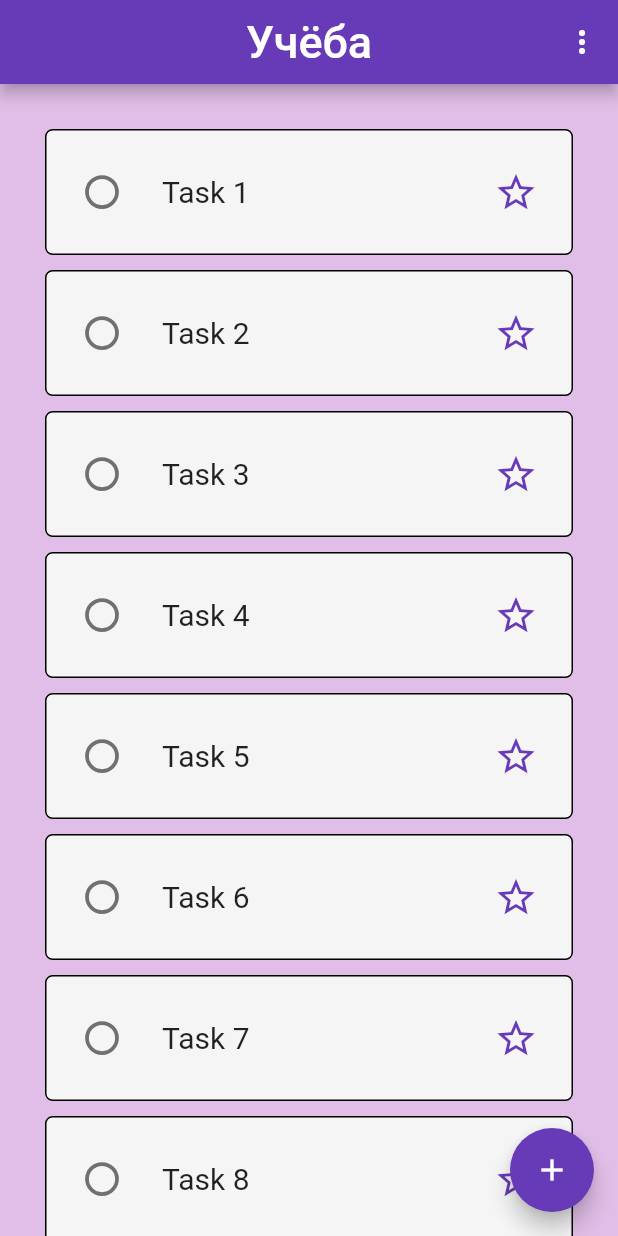
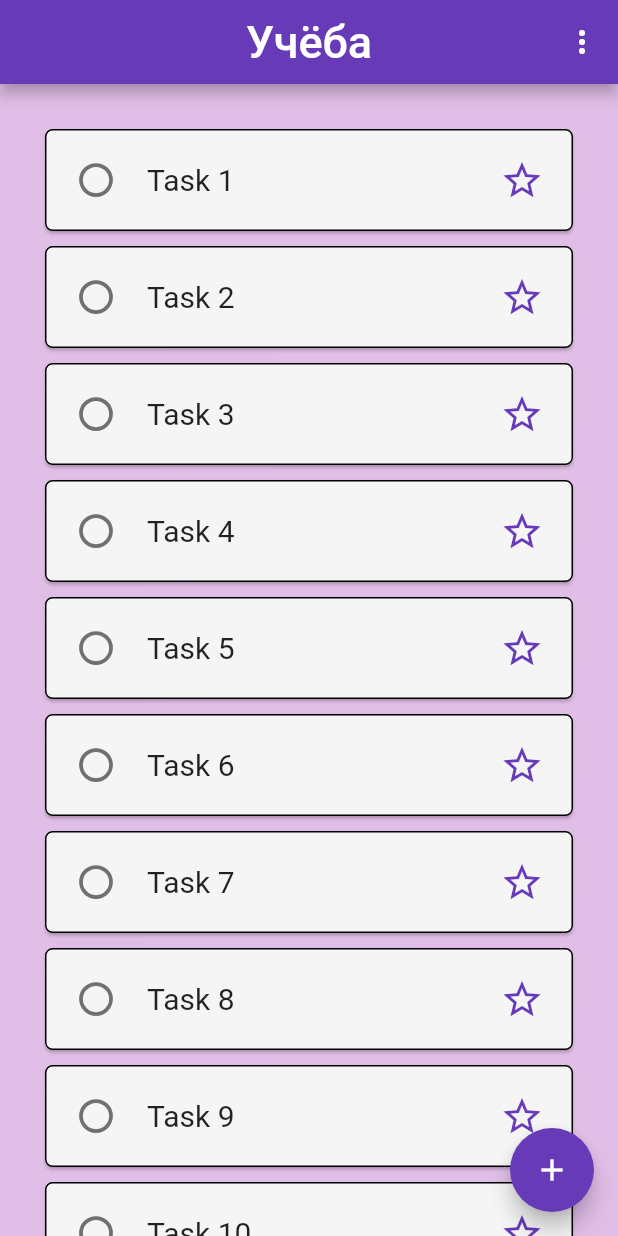
Before and after one commit to AJMC2002/Window-Apps, a Flutter app: the screen it shows after launch, on a phone screen of 412 x 824 dp. Run offline on Flutter 3.47's test engine with Material 2 defaults, Android fonts, the phone set to English and light mode, and no system bars; our stand-ins replace flutter_svg.

Commit message:
Change of listtile to row

```diff
--- a/lib/screens/branch/widgets/task_tile.dart
+++ b/lib/screens/branch/widgets/task_tile.dart
@@ -46,22 +46,19 @@ class TaskTileState extends State<TaskTile> {
         padding: const EdgeInsets.all(15),
         child: const Icon(Icons.delete, size: 30),
       ),
-      child: Material(
-        borderRadius: BorderRadius.circular(5),
-        child: ListTile(
-          tileColor: Colors.grey[100],
+      child: Card(
+        margin: EdgeInsets.zero,
+        color: Colors.grey[100],
         shape: RoundedRectangleBorder(
           side: const BorderSide(color: Colors.black),
           borderRadius: BorderRadius.circular(5),
         ),
-          contentPadding: const EdgeInsets.all(13),
-          title: Text(
-            widget.task.title,
-            style: const TextStyle(fontSize: 20),
-          ),
-          minLeadingWidth: 0,
-          leading: SizedBox(
-            height: double.infinity,
+        child: Padding(
+          padding: const EdgeInsets.all(10),
+          child: Row(
+            children: [
+              Padding(
+                padding: const EdgeInsets.only(right: 10),
                 child: Transform.scale(
                   scale: 1.25,
                   child: Checkbox(
@@ -71,8 +68,14 @@ class TaskTileState extends State<TaskTile> {
                   ),
                 ),
               ),
-          trailing: SizedBox(
-            height: double.infinity,
+              Expanded(
+                child: Text(
+                  widget.task.title,
+                  style: const TextStyle(fontSize: 20),
+                ),
+              ),
+              Padding(
+                padding: const EdgeInsets.only(left: 10),
                 child: IconButton(
                   icon: widget.task.isFavorite
                       ? _favoriteIconSelected
@@ -81,6 +84,8 @@ class TaskTileState extends State<TaskTile> {
                   onPressed: () => widget.switchFavorite(widget.task.id),
                 ),
               ),
+            ],
+          ),
         ),
       ),
     );
```
Lines whose indentation alone changed are shown as unchanged.
